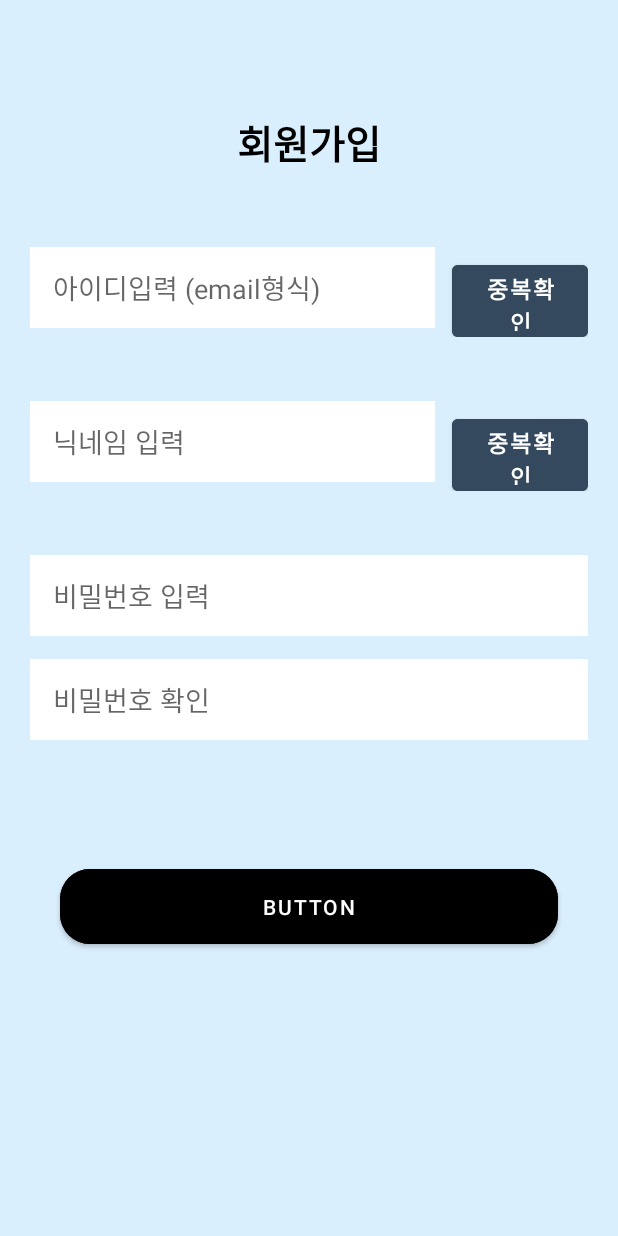
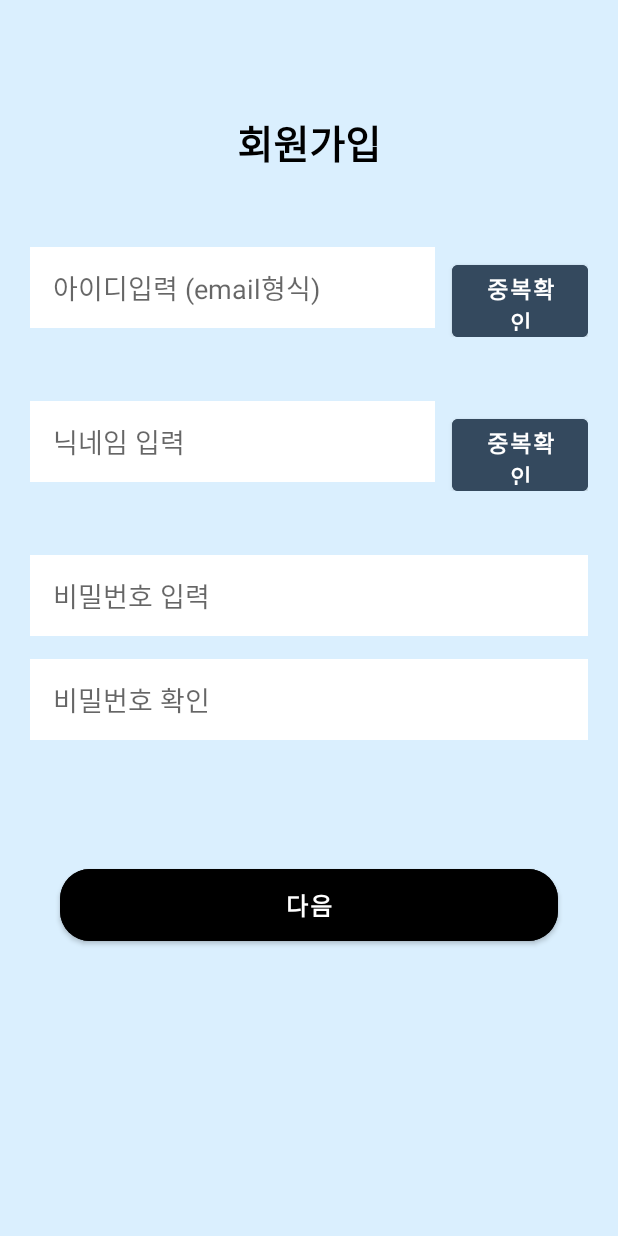
Before and after one commit to subProjectDiet/diet_android, an Android app: the RegisterActivity screen opened directly, with no data from a screen before it, on a phone screen of 412 x 824 dp. Run offline under Robolectric (Android 15) with nearby library versions, the phone set to English and light mode, and no system bars.

Commit message:
로그인 회원가입 화면 디자인 개발2

```diff
--- a/app/src/main/res/layout/activity_register.xml
+++ b/app/src/main/res/layout/activity_register.xml
@@ -155,9 +155,11 @@
             android:layout_marginTop="80dp"
             android:layout_marginRight="40dp"
             android:backgroundTint="#000000"
-            android:paddingTop="15dp"
-            android:paddingBottom="15dp"
-            android:text="Button"
+            android:paddingTop="12dp"
+            android:paddingBottom="12dp"
+            android:text="다음"
+            android:textSize="16sp"
+            android:textStyle="bold"
             app:cornerRadius="20dp" />
 
     </LinearLayout>
```
